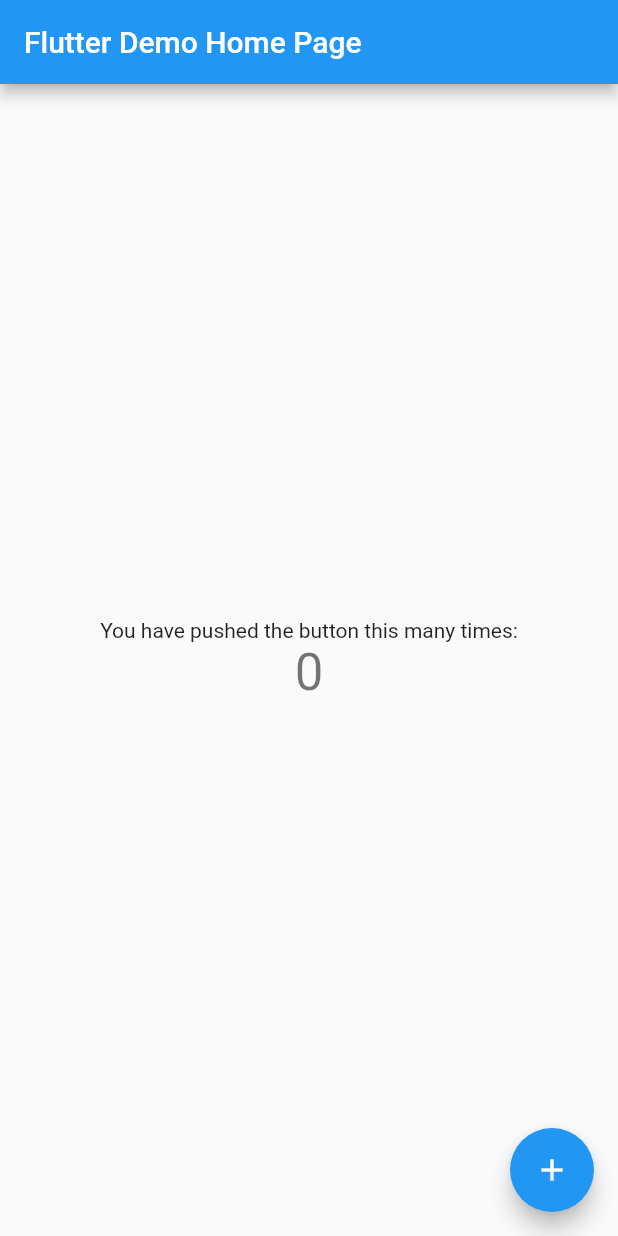
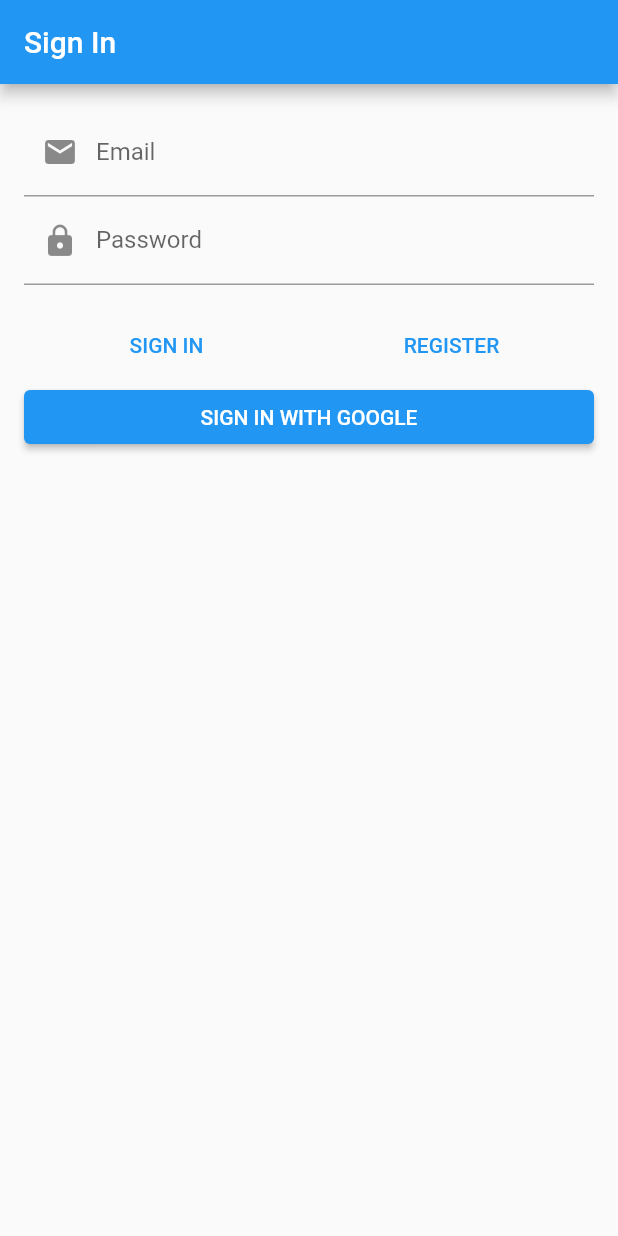
Before and after one commit to serpentarius-hollow/ddd-course, a Flutter app: the screen it shows after launch, on a phone screen of 412 x 824 dp. Run offline on Flutter 3.47's test engine with Material 2 defaults, Android fonts, the phone set to English and light mode, and no system bars; our stand-ins replace another_flushbar, bloc, dartz, firebase_auth, firebase_core, flutter_bloc and 4 more; accounts and stored records are empty.

Commit message:
Sign-in form UI

```diff
--- a/lib/domain/core/value_object.dart
+++ b/lib/domain/core/value_object.dart
@@ -19,7 +19,11 @@ abstract class ValueObject<T> {
       );
 
   @override
-  bool operator ==(covariant ValueObject other) => value == other.value;
+  bool operator ==(Object other) =>
+      identical(this, other) ||
+      other is ValueObject &&
+          runtimeType == other.runtimeType &&
+          value == other.value;
 
   @override
   int get hashCode => value.hashCode;
--- a/lib/main.dart
+++ b/lib/main.dart
@@ -1,71 +1,13 @@
+import 'package:firebase_core/firebase_core.dart';
 import 'package:flutter/material.dart';
 import 'package:injectable/injectable.dart';
 
 import 'injection.dart';
+import 'presentation/core/app.dart';
 
-void main() {
+void main() async {
+  WidgetsFlutterBinding.ensureInitialized();
+  await Firebase.initializeApp();
   configureInjection(Environment.dev);
-  runApp(const MyApp());
+  runApp(const App());
 }
-
-class MyApp extends StatelessWidget {
-  const MyApp({super.key});
-
-  @override
-  Widget build(BuildContext context) {
-    return MaterialApp(
-      title: 'Flutter Demo',
-      theme: ThemeData(
-        primarySwatch: Colors.blue,
-      ),
-      home: const MyHomePage(title: 'Flutter Demo Home Page'),
-    );
-  }
-}
-
-class MyHomePage extends StatefulWidget {
-  const MyHomePage({super.key, required this.title});
-
-  final String title;
-
-  @override
-  State<MyHomePage> createState() => _MyHomePageState();
-}
-
-class _MyHomePageState extends State<MyHomePage> {
-  int _counter = 0;
-
-  void _incrementCounter() {
-    setState(() {
-      _counter++;
-    });
-  }
-
-  @override
-  Widget build(BuildContext context) {
-    return Scaffold(
-      appBar: AppBar(
-        title: Text(widget.title),
-      ),
-      body: Center(
-        child: Column(
-          mainAxisAlignment: MainAxisAlignment.center,
-          children: <Widget>[
-            const Text(
-              'You have pushed the button this many times:',
-            ),
-            Text(
-              '$_counter',
-              style: Theme.of(context).textTheme.headline4,
-            ),
-          ],
-        ),
-      ),
-      floatingActionButton: FloatingActionButton(
-        onPressed: _incrementCounter,
-        tooltip: 'Increment',
-        child: const Icon(Icons.add),
-      ),
-    );
-  }
-}
--- /dev/null
+++ b/lib/presentation/core/app.dart
@@ -0,0 +1,14 @@
+import 'package:ddd_course/presentation/sign_in/sign_in_page.dart';
+import 'package:flutter/material.dart';
+
+class App extends StatelessWidget {
+  const App({super.key});
+
+  @override
+  Widget build(BuildContext context) {
+    return const MaterialApp(
+      title: 'DDD Course',
+      home: SignInPage(),
+    );
+  }
+}
--- /dev/null
+++ b/lib/presentation/sign_in/sign_in_page.dart
@@ -0,0 +1,23 @@
+import 'package:ddd_course/injection.dart';
+import 'package:ddd_course/presentation/sign_in/widgets/sign_in_form.dart';
+import 'package:flutter/material.dart';
+import 'package:flutter_bloc/flutter_bloc.dart';
+
+import '../../application/auth/sign_in_form/sign_in_form_bloc.dart';
+
+class SignInPage extends StatelessWidget {
+  const SignInPage({super.key});
+
+  @override
+  Widget build(BuildContext context) {
+    return Scaffold(
+      appBar: AppBar(
+        title: const Text('Sign In'),
+      ),
+      body: BlocProvider(
+        create: (context) => getIt<SignInFormBloc>(),
+        child: const SignInForm(),
+      ),
+    );
+  }
+}
--- /dev/null
+++ b/lib/presentation/sign_in/widgets/sign_in_form.dart
@@ -0,0 +1,115 @@
+import 'package:another_flushbar/flushbar_helper.dart';
+import 'package:flutter/material.dart';
+import 'package:flutter_bloc/flutter_bloc.dart';
+
+import '../../../application/auth/sign_in_form/sign_in_form_bloc.dart';
+
+class SignInForm extends StatelessWidget {
+  const SignInForm({super.key});
+
+  @override
+  Widget build(BuildContext context) {
+    final signInFormBloc = context.read<SignInFormBloc>();
+
+    return BlocConsumer<SignInFormBloc, SignInFormState>(
+      listener: (context, state) {
+        state.authFailureOrSuccess.fold(
+          () => null,
+          (either) => either.fold(
+            (failure) {
+              FlushbarHelper.createError(
+                message: failure.map(
+                  cancelledByUser: (_) => 'Cancelled',
+                  serverError: (_) => 'Server Error',
+                  emailAlreadyInUse: (_) => 'Email Already In Use',
+                  invalidEmailAndPasswordCombination: (_) =>
+                      'Invalid Email And Password Combination',
+                ),
+              ).show(context);
+            },
+            (_) {
+              // TODO: Navigate to Home Page
+            },
+          ),
+        );
+      },
+      builder: (context, state) {
+        return Form(
+          autovalidateMode: state.showErrorMessages
+              ? AutovalidateMode.always
+              : AutovalidateMode.disabled,
+          child: ListView(
+            padding: const EdgeInsets.all(16),
+            children: [
+              TextFormField(
+                decoration: const InputDecoration(
+                  prefixIcon: Icon(Icons.email),
+                  label: Text('Email'),
+                ),
+                autocorrect: false,
+                onChanged: (value) =>
+                    signInFormBloc.add(SignInFormEvent.emailChanged(value)),
+                validator: (_) => signInFormBloc.state.emailAddress.value.fold(
+                  (f) => f.maybeMap(
+                    invalidEmail: (_) => 'Invalid Email',
+                    orElse: () => null,
+                  ),
+                  (_) => null,
+                ),
+              ),
+              TextFormField(
+                decoration: const InputDecoration(
+                  prefixIcon: Icon(Icons.lock),
+                  label: Text('Password'),
+                ),
+                autocorrect: false,
+                obscureText: true,
+                onChanged: (value) =>
+                    signInFormBloc.add(SignInFormEvent.passwordChanged(value)),
+                validator: (_) => signInFormBloc.state.password.value.fold(
+                  (f) => f.maybeMap(
+                    shortPassword: (_) => 'Short Password',
+                    orElse: () => null,
+                  ),
+                  (_) => null,
+                ),
+              ),
+              const SizedBox(
+                height: 16,
+              ),
+              Row(
+                children: [
+                  Expanded(
+                    child: TextButton(
+                      onPressed: () {
+                        signInFormBloc.add(const SignInFormEvent
+                            .signInWithEmailAndPasswordPressed());
+                      },
+                      child: const Text('SIGN IN'),
+                    ),
+                  ),
+                  Expanded(
+                    child: TextButton(
+                      onPressed: () {
+                        signInFormBloc.add(const SignInFormEvent
+                            .registerWithEmailAndPasswordPressed());
+                      },
+                      child: const Text('REGISTER'),
+                    ),
+                  ),
+                ],
+              ),
+              ElevatedButton(
+                onPressed: () {
+                  signInFormBloc
+                      .add(const SignInFormEvent.signInWithGooglePressed());
+                },
+                child: const Text('SIGN IN WITH GOOGLE'),
+              ),
+            ],
+          ),
+        );
+      },
+    );
+  }
+}
--- a/pubspec.yaml
+++ b/pubspec.yaml
@@ -29,6 +29,7 @@ environment:
 # the latest version available on pub.dev. To see which dependencies have newer
 # versions available, run `flutter pub outdated`.
 dependencies:
+  another_flushbar: ^1.10.29
   bloc: ^8.1.0
   cupertino_icons: ^1.0.2
   dartz: ^0.10.1
```
Also changed, not shown: pubspec.lock, 5 other files.
